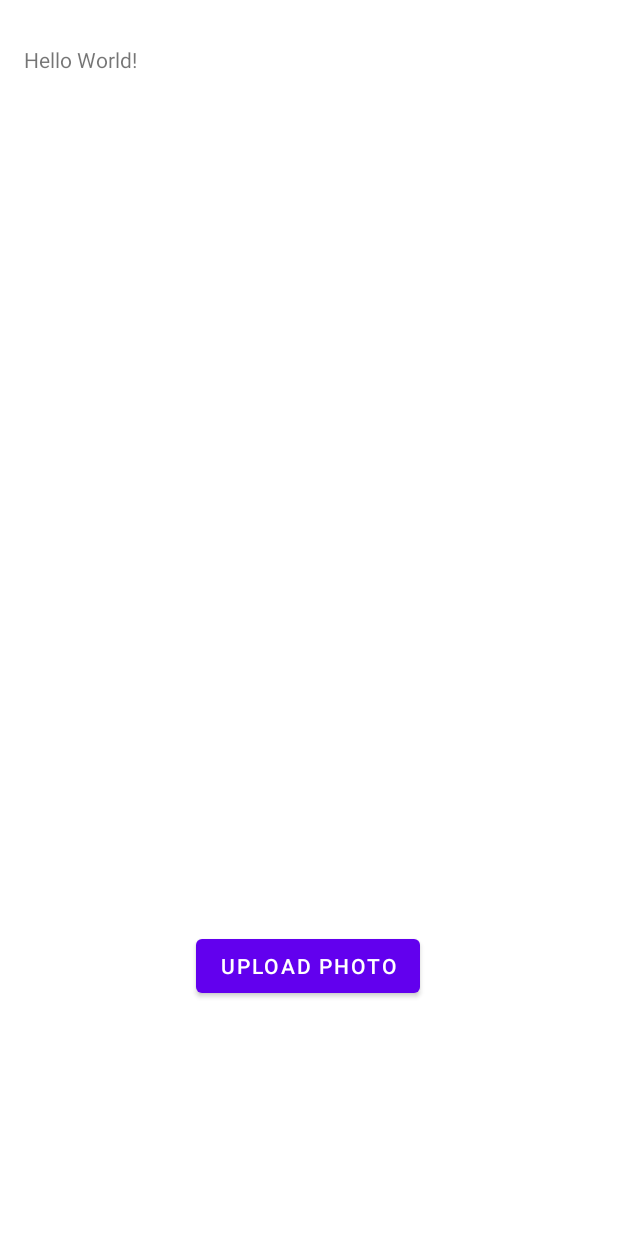
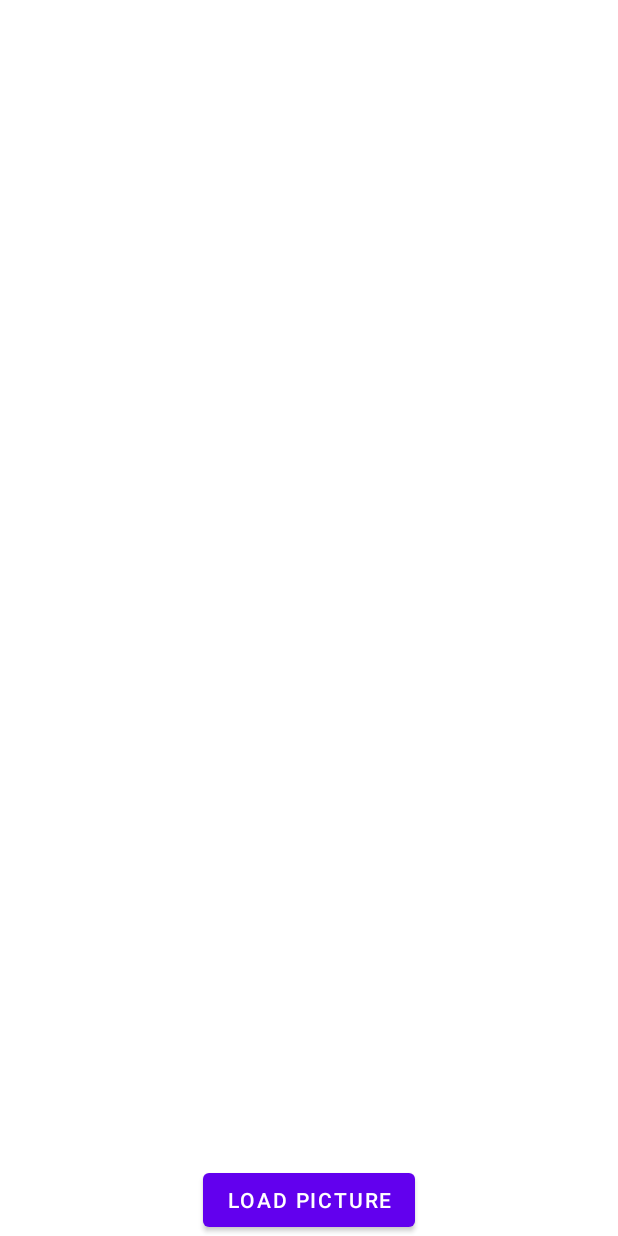
Before and after one commit to anncym21/photo19.10, an Android app: the layout activity_main.xml on its own in the app's theme, with its tools: preview values and no code run, on a phone screen of 412 x 824 dp. Run offline under Robolectric (Android 15) with nearby library versions, the phone set to English and light mode, and no system bars.

Commit message:
manifest, przycisk i imageview

```diff
--- a/app/src/main/res/layout/activity_main.xml
+++ b/app/src/main/res/layout/activity_main.xml
@@ -1,32 +1,19 @@
 <?xml version="1.0" encoding="utf-8"?>
-<androidx.constraintlayout.widget.ConstraintLayout xmlns:android="http://schemas.android.com/apk/res/android"
-    xmlns:app="http://schemas.android.com/apk/res-auto"
-    xmlns:tools="http://schemas.android.com/tools"
-    android:layout_width="match_parent"
-    android:layout_height="match_parent"
-    tools:context=".MainActivity">
-
-    <TextView
+<LinearLayout
+    xmlns:android="http://schemas.android.com/apk/res/android"
+    android:orientation="vertical"
+    android:layout_width="fill_parent"
+    android:layout_height="fill_parent">
+    <ImageView
+        android:id="@+id/uploaded_image"
+        android:layout_width="fill_parent"
+        android:layout_height="wrap_content"
+        android:layout_weight="1"/>
+    <Button
+        android:id="@+id/btn_picture"
         android:layout_width="wrap_content"
         android:layout_height="wrap_content"
-        android:text="Hello World!"
-        app:layout_constraintBottom_toBottomOf="parent"
-        app:layout_constraintEnd_toEndOf="parent"
-        app:layout_constraintHorizontal_bias="0.047"
-        app:layout_constraintStart_toStartOf="parent"
-        app:layout_constraintTop_toTopOf="parent"
-        app:layout_constraintVertical_bias="0.037" />
-
-    <Button
-        android:id="@+id/btn_upload_photo"
-        android:layout_width="wrap_content"
-        android:layout_height="wrap_content"
-        android:layout_marginBottom="156dp"
-        android:text="Upload photo"
-        app:layout_constraintBottom_toBottomOf="parent"
-        app:layout_constraintEnd_toEndOf="parent"
-        app:layout_constraintHorizontal_bias="0.498"
-        app:layout_constraintStart_toStartOf="parent" />
-
-
-</androidx.constraintlayout.widget.ConstraintLayout>
+        android:layout_weight="0"
+        android:text="Load Picture"
+        android:layout_gravity="center"/>
+</LinearLayout>
```
Also changed, not shown: app/src/main/AndroidManifest.xml (+5 -17 lines), app/src/main/java/com/example/photo1910/MainActivity.kt (+7 -0 lines).
